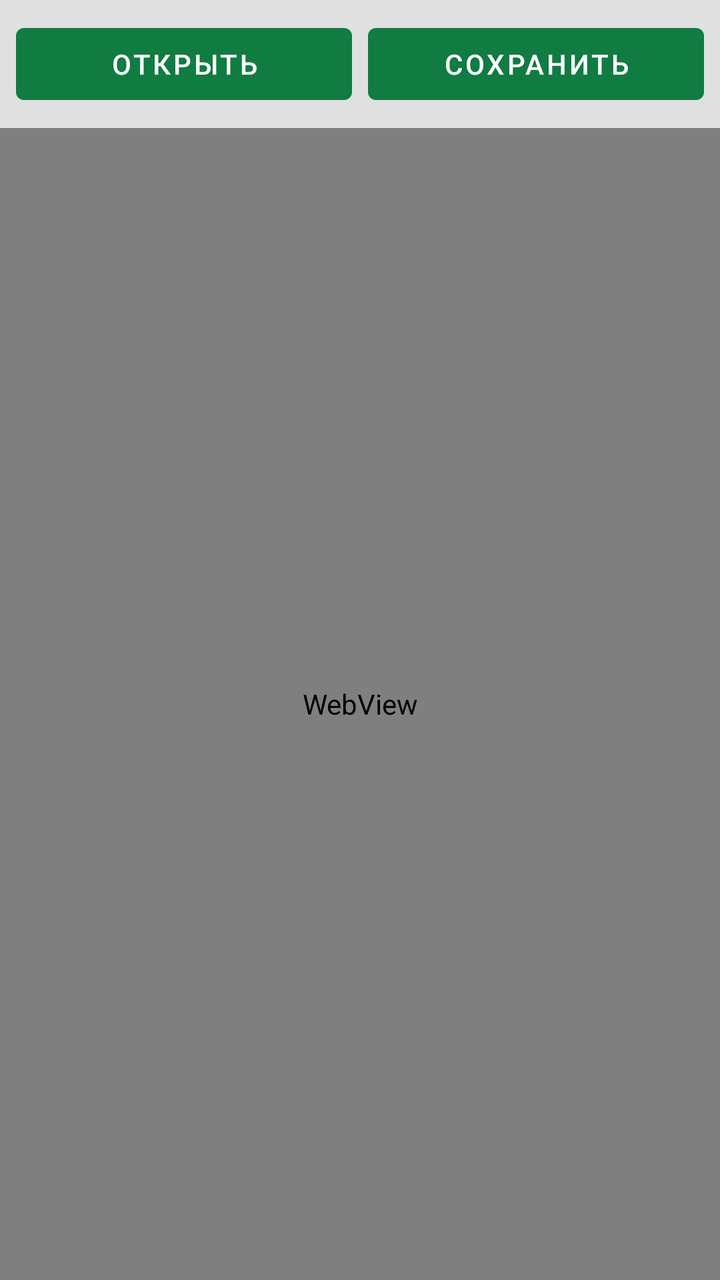
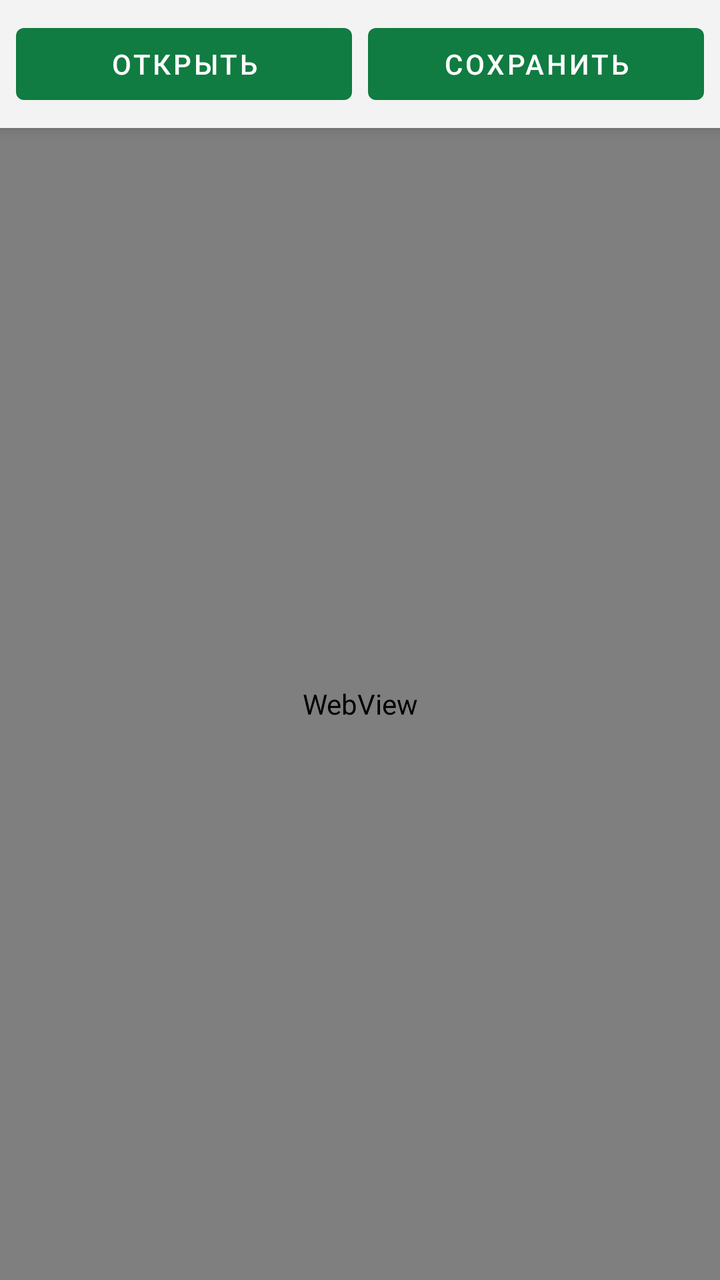

Before-and-after screenshots of an Android layout around one commit, followed by the original layout XML and the change that was made.
<!-- AndroidManifest.xml: application theme Theme.MiniExcel -->
<!-- res/layout/activity_main.xml -->
<?xml version="1.0" encoding="utf-8"?>

<LinearLayout 
    xmlns:android="http://schemas.android.com/apk/res/android"
    android:layout_width="match_parent"
    android:layout_height="match_parent"
    android:orientation="vertical">

    
    <LinearLayout
        android:layout_width="match_parent"
        android:layout_height="wrap_content"
        android:orientation="horizontal"
        android:padding="8dp"
        android:background="#E0E0E0">

        <Button
            android:id="@+id/btnOpen"
            android:layout_width="0dp"
            android:layout_height="wrap_content"
            android:layout_weight="1"
            android:layout_marginEnd="4dp"
            android:text="Открыть" />

        <Button
            android:id="@+id/btnSave"
            android:layout_width="0dp"
            android:layout_height="wrap_content"
            android:layout_weight="1"
            android:layout_marginStart="4dp"
            android:text="Сохранить" />
    </LinearLayout>

    
    <WebView
        android:id="@+id/webView"
        android:layout_width="match_parent"
        android:layout_height="match_parent" />

</LinearLayout>
<!-- resources referenced by this layout -->
<resources>
  <style name="Theme.MiniExcel" parent="Theme.MaterialComponents.Light.NoActionBar">
  		<item name="colorPrimary">#107C41</item>
  		<item name="colorPrimaryDark">#0E6C38</item>
  		<item name="colorAccent">#107C41</item>
  		<item name="android:windowBackground">#FFFFFF</item>
  		<item name="android:textColor">#2B2B2B</item>
  	</style>
</resources>

<!-- the commit's change to res/layout/activity_main.xml (unified diff, before → after) -->
@@ -1,7 +1,6 @@
 <?xml version="1.0" encoding="utf-8"?>
 
-<LinearLayout 
-    xmlns:android="http://schemas.android.com/apk/res/android"
+<LinearLayout xmlns:android="http://schemas.android.com/apk/res/android"
     android:layout_width="match_parent"
     android:layout_height="match_parent"
     android:orientation="vertical">
@@ -10,24 +9,25 @@
     <LinearLayout
         android:layout_width="match_parent"
         android:layout_height="wrap_content"
+        android:background="#F3F3F3"
+        android:elevation="4dp"
         android:orientation="horizontal"
-        android:padding="8dp"
-        android:background="#E0E0E0">
+        android:padding="8dp">
 
         <Button
             android:id="@+id/btnOpen"
             android:layout_width="0dp"
             android:layout_height="wrap_content"
+            android:layout_marginEnd="4dp"
             android:layout_weight="1"
-            android:layout_marginEnd="4dp"
             android:text="Открыть" />
 
         <Button
             android:id="@+id/btnSave"
             android:layout_width="0dp"
             android:layout_height="wrap_content"
+            android:layout_marginStart="4dp"
             android:layout_weight="1"
-            android:layout_marginStart="4dp"
             android:text="Сохранить" />
     </LinearLayout>
 
@@ -35,6 +35,7 @@
     <WebView
         android:id="@+id/webView"
         android:layout_width="match_parent"
-        android:layout_height="match_parent" />
+        android:layout_height="0dp"
+        android:layout_weight="1" />
 
 </LinearLayout>
